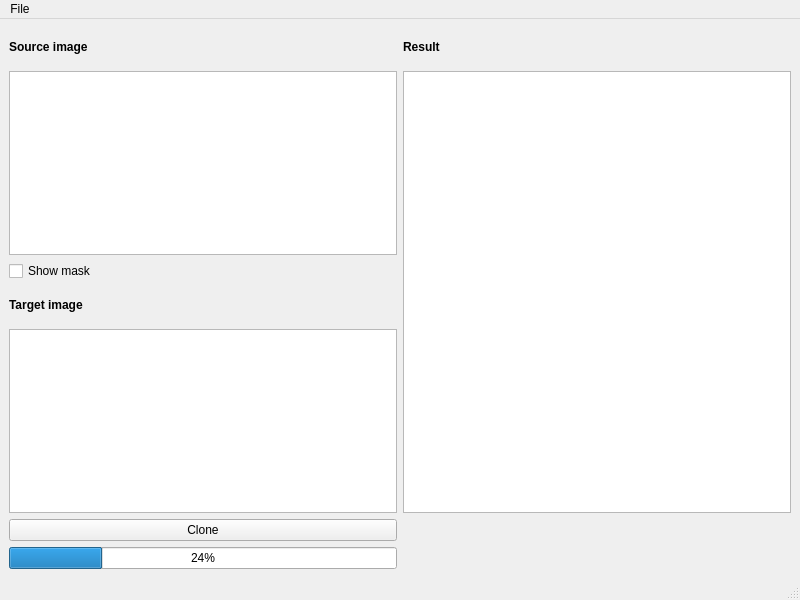
daviddoria/InteractivePoissonEditing, file PoissonCloningWidget.ui: the form before one commit.
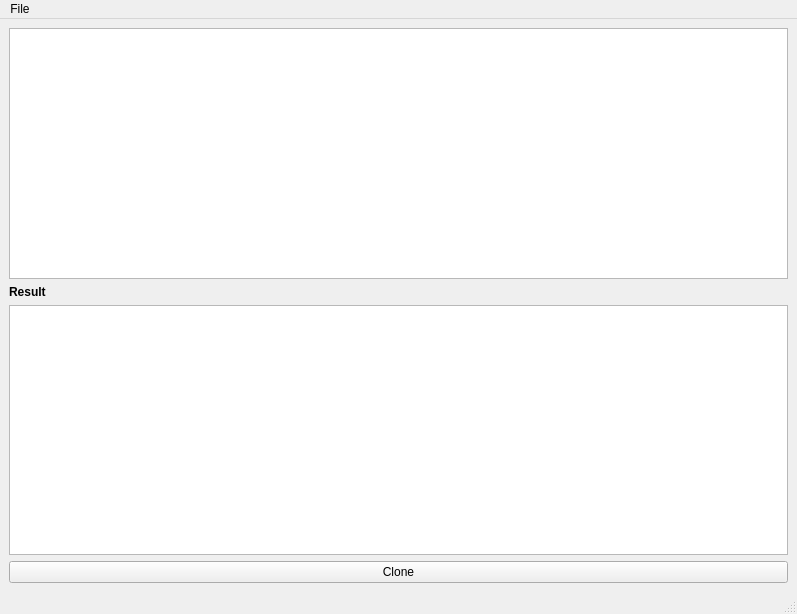
The form after the commit.

Commit message: Redesign interface so that the source image is dragged directly over the target image.

Patch:
```diff
--- a/PoissonCloningWidget.ui
+++ b/PoissonCloningWidget.ui
@@ -6,17 +6,17 @@
    <rect>
     <x>0</x>
     <y>0</y>
-    <width>800</width>
-    <height>600</height>
+    <width>797</width>
+    <height>614</height>
    </rect>
   </property>
   <property name="windowTitle">
    <string>Poisson Cloning</string>
   </property>
   <widget class="QWidget" name="centralwidget">
-   <layout class="QGridLayout" name="gridLayout" rowstretch="1,5,1,1,5,0,0" columnstretch="1,1">
-    <item row="1" column="0">
-     <widget class="QGraphicsView" name="graphicsViewSourceImage">
+   <layout class="QVBoxLayout" name="verticalLayout_2">
+    <item>
+     <widget class="QGraphicsView" name="graphicsViewInputImage">
       <property name="verticalScrollBarPolicy">
        <enum>Qt::ScrollBarAlwaysOff</enum>
       </property>
@@ -25,53 +25,7 @@
       </property>
      </widget>
     </item>
-    <item row="1" column="1" rowspan="4">
-     <widget class="QGraphicsView" name="graphicsViewResultImage"/>
-    </item>
-    <item row="4" column="0">
-     <widget class="QGraphicsView" name="graphicsViewTargetImage">
-      <property name="verticalScrollBarPolicy">
-       <enum>Qt::ScrollBarAlwaysOff</enum>
-      </property>
-      <property name="horizontalScrollBarPolicy">
-       <enum>Qt::ScrollBarAlwaysOff</enum>
-      </property>
-     </widget>
-    </item>
-    <item row="2" column="0">
-     <widget class="QCheckBox" name="chkShowMask">
-      <property name="text">
-       <string>Show mask</string>
-      </property>
-     </widget>
-    </item>
-    <item row="0" column="0">
-     <widget class="QLabel" name="label">
-      <property name="font">
-       <font>
-        <weight>75</weight>
-        <bold>true</bold>
-       </font>
-      </property>
-      <property name="text">
-       <string>Source image</string>
-      </property>
-     </widget>
-    </item>
-    <item row="3" column="0">
-     <widget class="QLabel" name="label_2">
-      <property name="font">
-       <font>
-        <weight>75</weight>
-        <bold>true</bold>
-       </font>
-      </property>
-      <property name="text">
-       <string>Target image</string>
-      </property>
-     </widget>
-    </item>
-    <item row="0" column="1">
+    <item>
      <widget class="QLabel" name="label_3">
       <property name="font">
        <font>
@@ -84,20 +38,23 @@
       </property>
      </widget>
     </item>
-    <item row="5" column="0">
+    <item>
+     <widget class="QGraphicsView" name="graphicsViewResultImage">
+      <property name="verticalScrollBarPolicy">
+       <enum>Qt::ScrollBarAlwaysOff</enum>
+      </property>
+      <property name="horizontalScrollBarPolicy">
+       <enum>Qt::ScrollBarAlwaysOff</enum>
+      </property>
+     </widget>
+    </item>
+    <item>
      <widget class="QPushButton" name="btnClone">
       <property name="text">
        <string>Clone</string>
       </property>
      </widget>
     </item>
-    <item row="6" column="0">
-     <widget class="QProgressBar" name="progressBar">
-      <property name="value">
-       <number>24</number>
-      </property>
-     </widget>
-    </item>
    </layout>
   </widget>
   <widget class="QMenuBar" name="menubar">
@@ -105,7 +62,7 @@
     <rect>
      <x>0</x>
      <y>0</y>
-     <width>800</width>
+     <width>797</width>
      <height>28</height>
     </rect>
    </property>
```
The commit also changes 2 other files.
